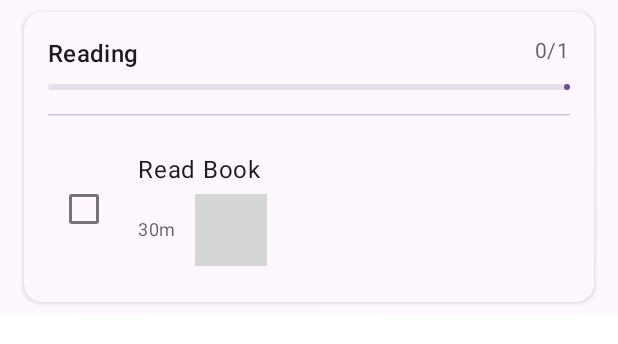
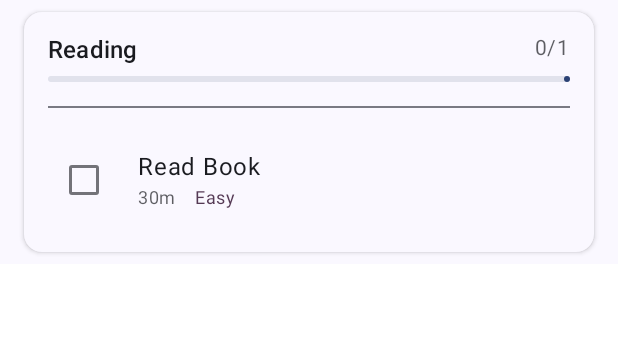
Before and after one commit to LukeBrummett/Life-Ops, an Android app built with Jetpack Compose: the @Preview function PreviewCategoryCardSingleTask, on a phone screen of 412 x 824 dp. Shown: the top 344 px of the screen. Run offline under Robolectric (Android 15) with nearby library versions, the phone set to English and light mode, and no system bars; our stand-ins replace Room's generated code; grey boxes are pictures that could not be loaded.

Commit message:
fix: Add Material3 theme and resolve build errors
Created theme infrastructure:
- Color.kt: Color palette with semantic colors and difficulty-based colors
- Type.kt: Typography definitions for Material3
- Theme.kt: LifeOpsTheme composable with dark/light mode support

Build configuration fixes:
- Added Material Icons Extended dependency for CheckBox, Inventory, CalendarToday icons
- Fixed MainActivity to import LifeOpsTheme from ui.theme package

Component fixes:
- CategoryCard: Fixed LinearProgressIndicator API (removed lambda), used Divider instead of HorizontalDivider
- TaskItem: Added null safety for optional difficulty field

All components now compile successfully with proper Material3 theming.
Build:  SUCCESS

```diff
--- a/app/build.gradle.kts
+++ b/app/build.gradle.kts
@@ -59,6 +59,7 @@ dependencies {
     implementation("androidx.compose.ui:ui-graphics")
     implementation("androidx.compose.ui:ui-tooling-preview")
     implementation("androidx.compose.material3:material3")
+    implementation("androidx.compose.material:material-icons-extended")
 
     // Room Database
     val roomVersion = "2.6.1"
--- a/app/src/main/java/com/lifeops/app/presentation/today/components/CategoryCard.kt
+++ b/app/src/main/java/com/lifeops/app/presentation/today/components/CategoryCard.kt
@@ -71,7 +71,7 @@ fun CategoryCard(
             // Progress bar
             if (totalCount > 0) {
                 LinearProgressIndicator(
-                    progress = { completedCount.toFloat() / totalCount.toFloat() },
+                    progress = completedCount.toFloat() / totalCount.toFloat(),
                     modifier = Modifier
                         .fillMaxWidth()
                         .height(4.dp),
@@ -81,7 +81,7 @@ fun CategoryCard(
             }
 
             // Divider
-            HorizontalDivider(
+            androidx.compose.material3.Divider(
                 modifier = Modifier.padding(vertical = 8.dp),
                 color = MaterialTheme.colorScheme.outlineVariant
             )
--- a/app/src/main/java/com/lifeops/app/presentation/today/components/TaskItem.kt
+++ b/app/src/main/java/com/lifeops/app/presentation/today/components/TaskItem.kt
@@ -87,11 +87,13 @@ fun TaskItem(
                 }
 
                 // Difficulty
-                Text(
-                    text = formatDifficulty(task.difficulty),
-                    style = MaterialTheme.typography.bodySmall,
-                    color = getDifficultyColor(task.difficulty)
-                )
+                task.difficulty?.let { difficulty ->
+                    Text(
+                        text = formatDifficulty(difficulty),
+                        style = MaterialTheme.typography.bodySmall,
+                        color = getDifficultyColor(difficulty)
+                    )
+                }
 
                 // Streak indicator
                 if (task.completionStreak > 0) {
--- /dev/null
+++ b/app/src/main/java/com/lifeops/app/ui/theme/Theme.kt
@@ -0,0 +1,70 @@
+package com.lifeops.app.ui.theme
+
+import android.app.Activity
+import android.os.Build
+import androidx.compose.foundation.isSystemInDarkTheme
+import androidx.compose.material3.MaterialTheme
+import androidx.compose.material3.darkColorScheme
+import androidx.compose.material3.dynamicDarkColorScheme
+import androidx.compose.material3.dynamicLightColorScheme
+import androidx.compose.material3.lightColorScheme
+import androidx.compose.runtime.Composable
+import androidx.compose.runtime.SideEffect
+import androidx.compose.ui.graphics.toArgb
+import androidx.compose.ui.platform.LocalContext
+import androidx.compose.ui.platform.LocalView
+import androidx.core.view.WindowCompat
+
+private val DarkColorScheme = darkColorScheme(
+    primary = Purple80,
+    secondary = PurpleGrey80,
+    tertiary = Pink80
+)
+
+private val LightColorScheme = lightColorScheme(
+    primary = Purple40,
+    secondary = PurpleGrey40,
+    tertiary = Pink40
+
+    /* Other default colors to override
+    background = Color(0xFFFFFBFE),
+    surface = Color(0xFFFFFBFE),
+    onPrimary = Color.White,
+    onSecondary = Color.White,
+    onTertiary = Color.White,
+    onBackground = Color(0xFF1C1B1F),
+    onSurface = Color(0xFF1C1B1F),
+    */
+)
+
+@Composable
+fun LifeOpsTheme(
+    darkTheme: Boolean = isSystemInDarkTheme(),
+    // Dynamic color is available on Android 12+
+    dynamicColor: Boolean = true,
+    content: @Composable () -> Unit
+) {
+    val colorScheme = when {
+        dynamicColor && Build.VERSION.SDK_INT >= Build.VERSION_CODES.S -> {
+            val context = LocalContext.current
+            if (darkTheme) dynamicDarkColorScheme(context) else dynamicLightColorScheme(context)
+        }
+
+        darkTheme -> DarkColorScheme
+        else -> LightColorScheme
+    }
+    val view = LocalView.current
+    if (!view.isInEditMode) {
+        SideEffect {
+            val window = (view.context as Activity).window
+            window.statusBarColor = colorScheme.primary.toArgb()
+            WindowCompat.getInsetsController(window, view).isAppearanceLightStatusBars = darkTheme
+        }
+    }
+
+    MaterialTheme(
+        colorScheme = colorScheme,
+        typography = Typography,
+        content = content
+    )
+}
```
Also changed, not shown: app/src/main/java/com/lifeops/app/MainActivity.kt (+1 -8 lines), app/src/main/java/com/lifeops/app/ui/theme/Color.kt (added, +22 -0 lines), app/src/main/java/com/lifeops/app/ui/theme/Type.kt (added, +60 -0 lines).
